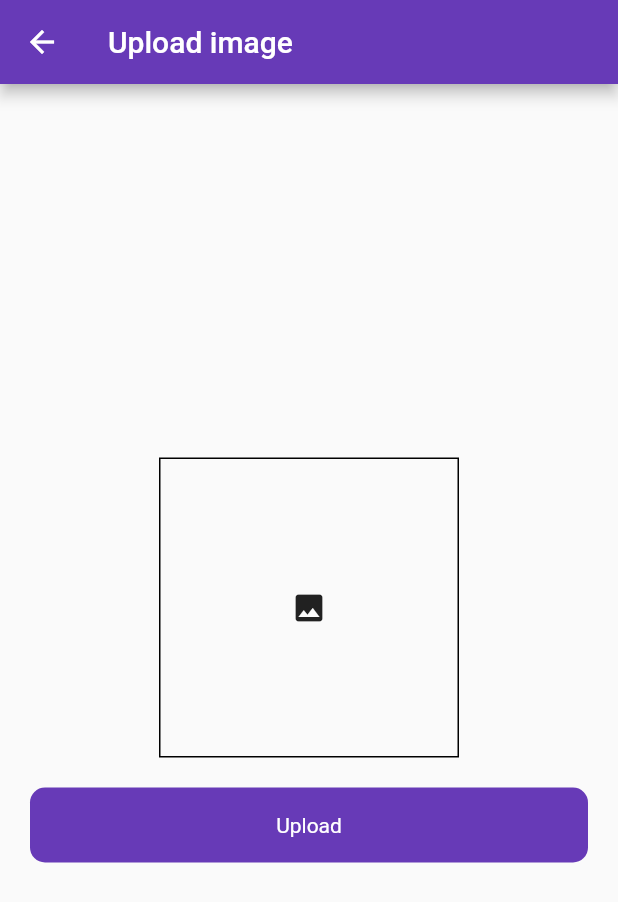
After one commit to asadullah43/firebase-practise, a Flutter app: the UploadImageScreen screen opened directly, after a tap on the "image" icon, on a phone screen of 412 x 824 dp. The commit adds this screen. Shown: the top 902 px of the screen. Run offline on Flutter 3.47's test engine with Material 2 defaults, Android fonts, the phone set to English and light mode, and no system bars; our stand-ins replace cloud_firestore, firebase_auth, firebase_core, firebase_database, firebase_storage, fluttertoast and 1 more; accounts and stored records are empty.

Commit message:
Upload image to firebase

```diff
--- a/lib/firebase_services/splash_screen_services.dart
+++ b/lib/firebase_services/splash_screen_services.dart
@@ -2,8 +2,8 @@ import 'dart:async';
 
 import 'package:firebase_auth/firebase_auth.dart';
 import 'package:firebase_practise/ui/auth/login_screen.dart';
-import 'package:firebase_practise/ui/firestore/firestore_screen.dart';
-import 'package:firebase_practise/ui/posts/posts_screen.dart';
+
+import 'package:firebase_practise/ui/upload_image.dart';
 
 import 'package:flutter/material.dart';
 
@@ -18,7 +18,7 @@ class SplashServices {
           () => Navigator.push(
               context,
               MaterialPageRoute(
-                  builder: (context) => const FireStoreScreen())));
+                  builder: (context) => const UploadImageScreen())));
     } else {
       Timer(
           const Duration(seconds: 3),
--- a/lib/ui/auth/login_screen.dart
+++ b/lib/ui/auth/login_screen.dart
@@ -1,7 +1,7 @@
 import 'package:firebase_practise/ui/auth/phone_auth/login_with_phone_number.dart';
 import 'package:firebase_practise/ui/auth/signup_screen.dart';
-import 'package:firebase_practise/ui/firestore/firestore_screen.dart';
-import 'package:firebase_practise/ui/posts/posts_screen.dart';
+
+import 'package:firebase_practise/ui/upload_image.dart';
 import 'package:firebase_practise/ui/widget/round_button.dart';
 import 'package:firebase_practise/utils/utils.dart';
 import 'package:flutter/material.dart';
@@ -43,7 +43,7 @@ class _LoginScreenState extends State<LoginScreen> {
       });
       Utils().toastMessage(value.user!.email.toString());
       Navigator.push(context,
-          MaterialPageRoute(builder: (context) => const FireStoreScreen()));
+          MaterialPageRoute(builder: (context) => const UploadImageScreen()));
     }).onError((error, stackTrace) {
       debugPrint(error.toString());
       Utils().toastMessage(error.toString());
--- /dev/null
+++ b/lib/ui/upload_image.dart
@@ -0,0 +1,97 @@
+import 'dart:io';
+
+import 'package:firebase_database/firebase_database.dart';
+import 'package:firebase_practise/ui/widget/round_button.dart';
+import 'package:firebase_practise/utils/utils.dart';
+import 'package:firebase_storage/firebase_storage.dart' as firebase_storage;
+import 'package:flutter/material.dart';
+import 'package:image_picker/image_picker.dart';
+
+class UploadImageScreen extends StatefulWidget {
+  const UploadImageScreen({super.key});
+
+  @override
+  State<UploadImageScreen> createState() => _UploadImageScreenState();
+}
+
+class _UploadImageScreenState extends State<UploadImageScreen> {
+  bool loading = false;
+  DatabaseReference databaseRef = FirebaseDatabase.instance.ref('Post');
+  firebase_storage.FirebaseStorage storage =
+      firebase_storage.FirebaseStorage.instance;
+  // ignore: unused_field
+  File? _image;
+  final picker = ImagePicker();
+  Future getImageFromGallery() async {
+    final pickedFile =
+        await picker.pickImage(source: ImageSource.gallery, imageQuality: 80);
+    setState(() {
+      _image = File(pickedFile!.path);
+    });
+  }
+
+  @override
+  Widget build(BuildContext context) {
+    return Scaffold(
+      appBar: AppBar(title: const Text('Upload image')),
+      body: Padding(
+        padding: const EdgeInsets.symmetric(horizontal: 20),
+        child: Column(
+          mainAxisAlignment: MainAxisAlignment.center,
+          children: [
+            Center(
+              child: InkWell(
+                onTap: () {
+                  getImageFromGallery();
+                },
+                child: Container(
+                  height: 200,
+                  width: 200,
+                  decoration:
+                      BoxDecoration(border: Border.all(color: Colors.black)),
+                  child: _image != null
+                      ? Image.file(_image!.absolute)
+                      : const Icon(Icons.image),
+                ),
+              ),
+            ),
+            const SizedBox(
+              height: 20,
+            ),
+            RoundButton(
+                loading: loading,
+                title: 'Upload',
+                onTap: () async {
+                  setState(() {
+                    loading = true;
+                  });
+                  firebase_storage.Reference ref = firebase_storage
+                      .FirebaseStorage.instance
+                      .ref('/images/' '1');
+                  firebase_storage.UploadTask uploadTask =
+                      ref.putFile(_image!.absolute);
+
+                  await Future.value(uploadTask).then((value) async {
+                    var newUrl = await ref.getDownloadURL();
+                    databaseRef.child('1').set({
+                      'id': '1234',
+                      'title': newUrl.toString(),
+                    }).then((value) {
+                      setState(() {
+                        loading = false;
+                      });
+                      Utils().toastMessage('image uploaded');
+                    }).onError((error, stackTrace) {
+                      setState(() {
+                        loading = false;
+                      });
+                      Utils().toastMessage(error.toString());
+                    });
+                  });
+                })
+          ],
+        ),
+      ),
+    );
+  }
+}
--- a/pubspec.yaml
+++ b/pubspec.yaml
@@ -42,6 +42,7 @@ dependencies:
   firebase_storage: ^11.0.10
   fluttertoast: ^8.1.2
   firebase_database: ^10.0.10
+  image_picker: ^0.8.6+1
 
 dev_dependencies:
   flutter_test:
```
Also changed, not shown: lib/ui/posts/posts_screen.dart (+3 -5 lines), pubspec.lock, 1 other file.
